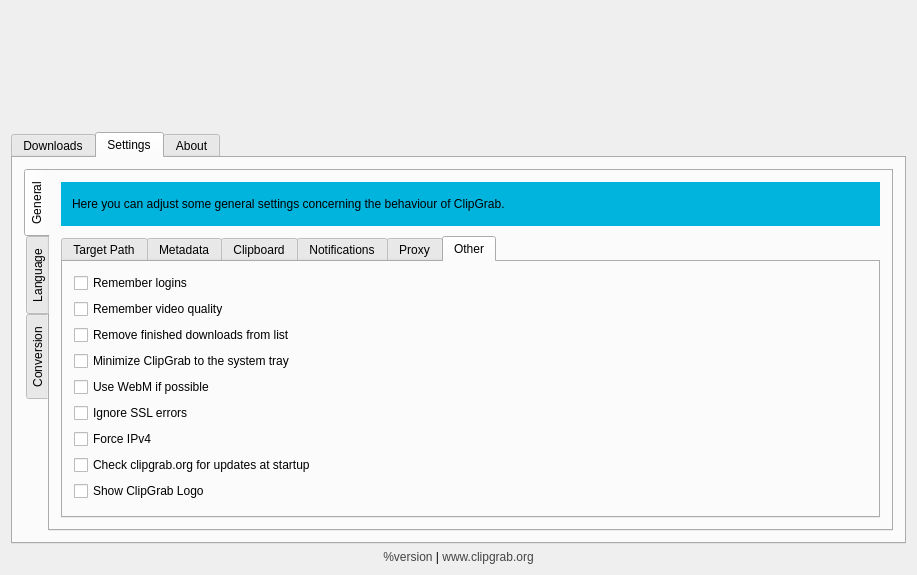
Old version of the form src/ui/mainwindow.ui in the repository hayguen/clipgrab.
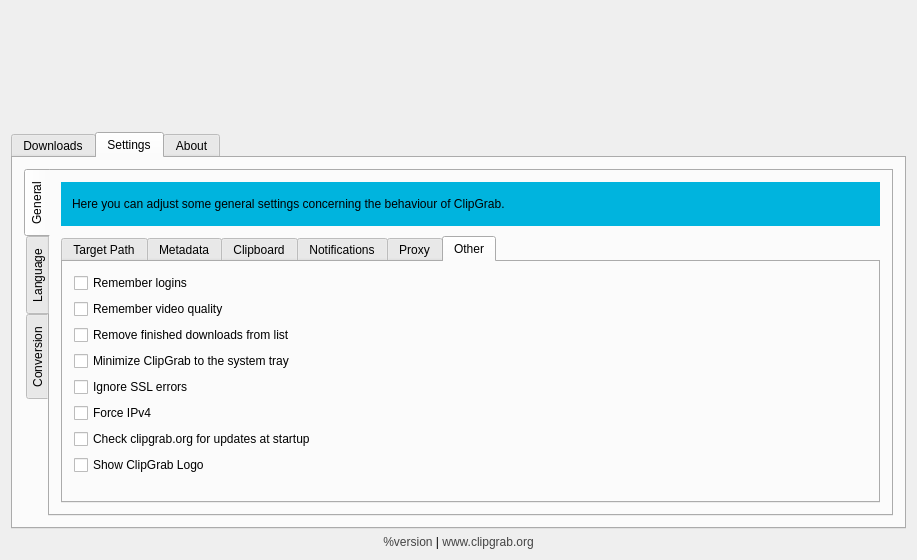
New version of the form. The open tabs and pages were chosen to show the change. Icons and pictures are not drawn.

Patch:
```diff
--- a/src/ui/mainwindow.ui
+++ b/src/ui/mainwindow.ui
@@ -788,10 +788,17 @@
                 <string>Other</string>
                </attribute>
                <layout class="QGridLayout" name="gridLayout_14">
-                <item row="6" column="0">
-                 <widget class="QCheckBox" name="settingsMinimizeToTray">
+                <item row="3" column="0">
+                 <widget class="QCheckBox" name="settingsRememberLogins">
                   <property name="text">
-                   <string>Minimize ClipGrab to the system tray</string>
+                   <string>Remember logins</string>
+                  </property>
+                 </widget>
+                </item>
+                <item row="4" column="0">
+                 <widget class="QCheckBox" name="settingsRememberVideoQuality">
+                  <property name="text">
+                   <string>Remember video quality</string>
                   </property>
                  </widget>
                 </item>
@@ -802,21 +809,42 @@
                   </property>
                  </widget>
                 </item>
-                <item row="10" column="0">
+                <item row="6" column="0">
+                 <widget class="QCheckBox" name="settingsMinimizeToTray">
+                  <property name="text">
+                   <string>Minimize ClipGrab to the system tray</string>
+                  </property>
+                 </widget>
+                </item>
+                <item row="7" column="0">
+                 <widget class="QCheckBox" name="settingsIgnoreSSLErrors">
+                  <property name="text">
+                   <string>Ignore SSL errors</string>
+                  </property>
+                 </widget>
+                </item>
+                <item row="8" column="0">
+                 <widget class="QCheckBox" name="settingsForceIpV4">
+                  <property name="text">
+                   <string>Force IPv4</string>
+                  </property>
+                 </widget>
+                </item>
+                <item row="9" column="0">
                  <widget class="QCheckBox" name="settingsUpdateCheck">
                   <property name="text">
                    <string>Check clipgrab.org for updates at startup</string>
                   </property>
                  </widget>
                 </item>
-                <item row="11" column="0">
+                <item row="10" column="0">
                  <widget class="QCheckBox" name="settingsShowLogo">
                   <property name="text">
                    <string>Show ClipGrab Logo</string>
                   </property>
                  </widget>
                 </item>
-                <item row="12" column="1">
+                <item row="11" column="1">
                  <spacer name="verticalSpacer">
                   <property name="orientation">
                    <enum>Qt::Vertical</enum>
@@ -829,41 +857,6 @@
                   </property>
                  </spacer>
                 </item>
-                <item row="7" column="0">
-                 <widget class="QCheckBox" name="settingsUseWebM">
-                  <property name="text">
-                   <string>Use WebM if possible</string>
-                  </property>
-                 </widget>
-                </item>
-                <item row="3" column="0">
-                 <widget class="QCheckBox" name="settingsRememberLogins">
-                  <property name="text">
-                   <string>Remember logins</string>
-                  </property>
-                 </widget>
-                </item>
-                <item row="9" column="0">
-                 <widget class="QCheckBox" name="settingsForceIpV4">
-                  <property name="text">
-                   <string>Force IPv4</string>
-                  </property>
-                 </widget>
-                </item>
-                <item row="4" column="0">
-                 <widget class="QCheckBox" name="settingsRememberVideoQuality">
-                  <property name="text">
-                   <string>Remember video quality</string>
-                  </property>
-                 </widget>
-                </item>
-                <item row="8" column="0">
-                 <widget class="QCheckBox" name="settingsIgnoreSSLErrors">
-                  <property name="text">
-                   <string>Ignore SSL errors</string>
-                  </property>
-                 </widget>
-                </item>
                </layout>
               </widget>
              </widget>
```
